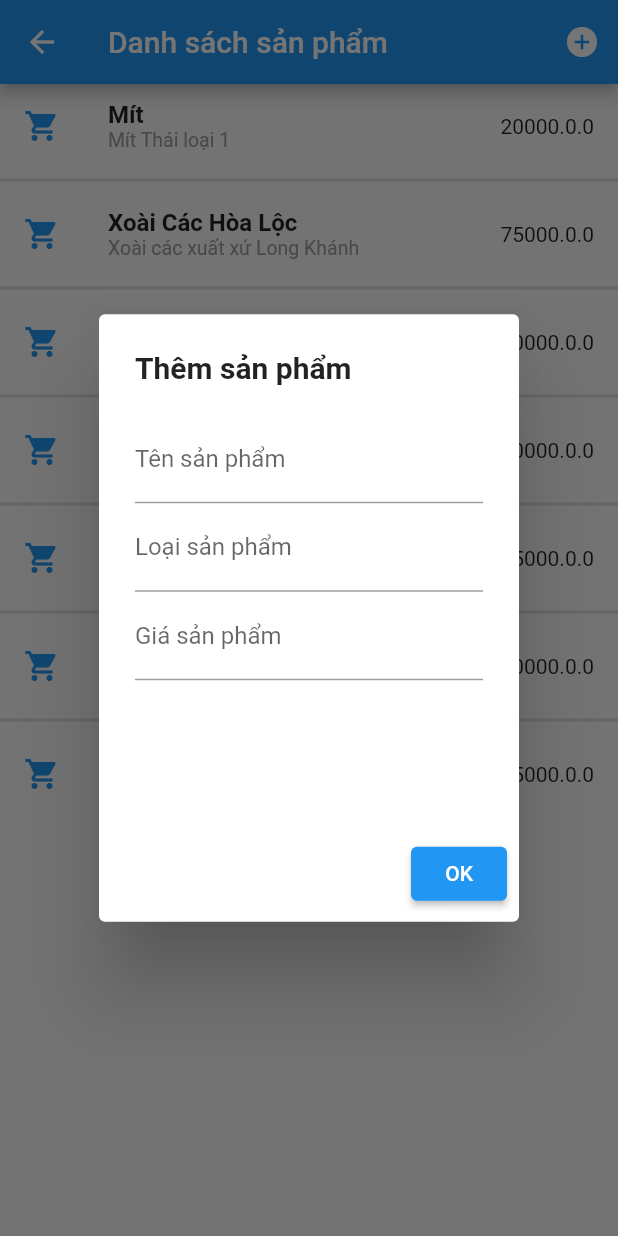
After one commit to tamnguyen662001/untitled, a Flutter app: the ListProduct screen opened directly, after a tap on the "add circle" icon, on a phone screen of 412 x 824 dp. The commit adds this screen. Run offline on Flutter 3.47's test engine with Material 2 defaults, Android fonts, the phone set to English and light mode, and no system bars; drawn by our look-alikes of flutter_slidable.

Commit message:
bổ sung bài tập provider có xử lí tác vụ cho các button

```diff
--- a/lib/fruit.dart
+++ b/lib/fruit.dart
@@ -8,6 +8,7 @@ final allFruit = [
       gia: 1200,
       url:
       'https://encrypted-tbn0.gstatic.com/images?q=tbn:ANd9GcSVvXnn2zWO2Q6MkJv-RPBTQJCaVW0rdUY3CVh3eP1hSnkDOP6uVd0sQLle9GIBYJPLb4I&usqp=CAU'),
+
   Fruit(
       ten: "Chanh",
       gia: 1500,
--- a/lib/main.dart
+++ b/lib/main.dart
@@ -11,7 +11,8 @@ class MyApp extends StatelessWidget {
     return MaterialApp(
       home: Scaffold(
         appBar: AppBar(
-          title: Text('Album Photo'),
+          title: Text('Bài Tập Flutter _ Lập trình Android'),
+          centerTitle: true,
         ),
         body: homepage(),
       ),
--- a/lib/provider/myapp_provider.dart
+++ b/lib/provider/myapp_provider.dart
@@ -1,20 +1,25 @@
-import 'package:flutter/material.dart';
-import 'package:provider/provider.dart';
-import 'package:untitled/provider/counter_page.dart';
-import 'counter_provider.dart';
-
-class myapp_provider extends StatelessWidget {
-  const myapp_provider({Key? key}) : super(key: key);
-
-  @override
-  Widget build(BuildContext context) {
-    return ChangeNotifierProvider(
-        create: (context) => Counter_provider(),
-        child: const MaterialApp(
-          title: "Provider",
-          home: const counter_page(),
-        ),
-        );
-    // tra ve mot cai changnotifie provider, co pt create
-  }
-}
+// import 'package:flutter/material.dart';
+// import 'package:provider/provider.dart';
+// import 'package:untitled/provider/counter_page.dart';
+// import 'package:untitled/provider/slidable.dart';
+// import 'counter_provider.dart';
+// import 'slidable_provider.dart';
+// import 'slidable.dart';
+//
+// class myapp_provider extends StatelessWidget {
+//   const myapp_provider({Key? key}) : super(key: key);
+//
+//   @override
+//   Widget build(BuildContext context) {
+//     return ChangeNotifierProvider(
+//         // create: (context) => Counter_provider(),
+//       create: (context) => slidabe_provider(),
+//         child: const MaterialApp(
+//           title: "Provider",
+//           // home: const counter_page(),
+//           home: slidable(),
+//         ),
+//         );
+//     // tra ve mot cai changnotifie provider, co pt create
+//   }
+// }
--- /dev/null
+++ b/lib/provider/product_2.dart
@@ -0,0 +1,11 @@
+class product{
+  String? ten, loai;
+  double? gia;
+
+  product({this.ten, this.loai, this.gia});
+
+}
+
+List<String> t = ["Mít","Xoài Các Hòa Lộc","Sầu riêng Ri6","Bưởi da xanh","Cam sành","Thanh long","Mẳng cầu"];
+List<String> l = ["Mít Thái loại 1", "Xoài các xuất xứ Long Khánh", "Sầu riêng xuất xứ Khánh Sơn", "Bưởi xuất xứ Tiền Giang","Cam sành Tiền Giang loại 1","Thanh long giải cứu Phan Thiết","Mẵng cầu xuất xứ Khánh Vĩnh"];
+List<double> g = [20000,75000,80000,40000,25000,10000,35000];
--- /dev/null
+++ b/lib/provider/product_page_2.dart
@@ -0,0 +1,92 @@
+
+
+import 'package:flutter/material.dart';
+import 'package:flutter_slidable/flutter_slidable.dart';
+import 'package:provider/provider.dart';
+import 'package:untitled/provider/product_provider_2.dart';
+
+class ListProduct extends StatelessWidget {
+  ListProduct({Key? key}) : super(key: key);
+
+  @override
+  Widget build(BuildContext context) {
+    return ChangeNotifierProvider(
+      create: (context) => ListSP(),
+      child: Consumer<ListSP>(
+        builder: (context, List, child) => Scaffold(
+          appBar: AppBar(
+            title: Text("Danh sách sản phẩm"),
+            actions: <Widget>[
+              IconButton(
+                icon: Icon(
+                  Icons.add_circle,
+                  color: Colors.white,
+                ),
+                onPressed: () {
+                  List.themDialog(context);
+                },
+              )
+            ],
+          ),
+          body: ListView.separated(
+            itemCount: List.size,
+            itemBuilder: (context,i){
+              return (
+                  Slidable(
+                    // Specify a key if the Slidable is dismissible.
+                      key: const ValueKey(0),
+                      endActionPane: ActionPane(
+                        motion: ScrollMotion(),
+                        children: [
+                          SlidableAction(
+                            onPressed: (context) => List.xoaDialog(context, i),
+                            backgroundColor: Colors.red,
+                            foregroundColor: Colors.white,
+                            icon: Icons.restore_from_trash,
+                            label: 'Xóa',
+                          ),
+                          SlidableAction(
+                            onPressed: (context) => List.suaDialog(context, i),
+                            backgroundColor: Colors.green,
+                            foregroundColor: Colors.white,
+                            icon: Icons.edit,
+                            label: 'Chỉnh sửa',
+                          ),
+                          SlidableAction(
+                            onPressed: (context) => List.hienThiDialong(context, i),
+                            backgroundColor: Colors.blue,
+                            foregroundColor: Colors.white,
+                            icon: Icons.remove_red_eye_outlined,
+                            label: 'xem',
+                          ),
+                        ],
+                      ),
+                      child: ListTile(
+                        leading: Icon(Icons.shopping_cart,color: Colors.blue,),
+                        title: Column(
+                          crossAxisAlignment: CrossAxisAlignment.start,
+                          children: [
+                            Text(
+                                List.getTen(i)!,
+                                style: TextStyle(fontWeight: FontWeight.bold)),
+                            Text(
+                              List.getLoai(i)!,
+                              style: TextStyle(
+                                color: Colors.grey,
+                                fontSize: 13,
+                              ),
+                            ),
+                          ],
+                        ),
+                        trailing: Text(List.getGia(i)!+".0"),
+                      )
+                  )
+              );
+            }, separatorBuilder: (BuildContext context, int index) => Divider(thickness: 2,),
+          ),
+        ),
+      ),
+    );
+  }
+
+}
--- /dev/null
+++ b/lib/provider/product_provider_2.dart
@@ -0,0 +1,233 @@
+//import 'package:baitap/provider%20DSSP/SP_model.dart';
+
+import 'package:flutter/foundation.dart';
+import 'package:flutter/material.dart';
+import 'package:untitled/provider/product_2.dart';
+
+class ListSP extends ChangeNotifier{
+
+  List<product> _listProduct = List.generate(t.length, (i) {
+    product s = new product();
+    s.ten = t[i];
+    s.loai = l[i];
+    s.gia = g[i];
+    return s;
+  },);
+
+  int get size => _listProduct.length;
+  bool hienthi = false;
+
+  String? getTen(int i) => _listProduct[i].ten;
+  String? getLoai(int i) => _listProduct[i].loai;
+  String? getGia(int i) => _listProduct[i].gia.toString();
+
+  void Xoa(int i){
+    _listProduct.removeAt(i);
+    notifyListeners();
+  }
+
+  void Them(BuildContext context,product m){
+    _listProduct.add(m);
+    Navigator.of(context).pop();
+    notifyListeners();
+  }
+
+  void sua(BuildContext context,int i, product s) {
+    _listProduct[i].ten = s.ten;
+    _listProduct[i].gia = s.gia;
+    _listProduct[i].loai = s.loai;
+    Navigator.of(context).pop();
+    notifyListeners();
+  }
+
+  Future themDialog(BuildContext context) {
+    GlobalKey<FormState> formState = GlobalKey<FormState>();
+    product m = product();
+    return showDialog(
+        context: context,
+        builder: (context) => AlertDialog(
+          title: Text("Thêm sản phẩm",style: TextStyle(fontWeight: FontWeight.bold)),
+          content: Form(
+            key: formState,
+            autovalidateMode: AutovalidateMode.disabled,
+            child: Container(
+              height: 250,
+              child: Column(
+                children: [
+                  TextFormField(
+                    onSaved: (newValue) => m.ten = newValue,
+                    validator: (value) => validateString(value),
+                    decoration: const InputDecoration(
+                        labelText: "Tên sản phẩm"
+                    ),
+                  ),
+                  TextFormField(
+                    onSaved: (newValue) => m.loai = newValue,
+                    validator: (value) => validateString(value),
+                    decoration: const InputDecoration(
+                        labelText: "Loại sản phẩm"
+                    ),
+                  ),
+                  TextFormField(
+                    keyboardType: TextInputType.number,
+                    onSaved: (newValue) => m.gia = double.parse(newValue!),
+                    validator: (value) => validateGia(value),
+                    decoration: const InputDecoration(
+                        labelText: "Giá sản phẩm"
+                    ),
+                  ),
+                ],
+              ),
+            ),
+          ),
+          actions: [
+            ElevatedButton(
+                onPressed: () {
+                  if(formState.currentState!.validate()){
+                    formState.currentState!.save();
+                    Them(context,m);
+                  }
+                },
+                child: Text("OK"),
+                style: ElevatedButton.styleFrom(
+                  onPrimary: Colors.white,
+                  primary: Colors.blue,
+                )
+            )
+          ],
+        )
+    );
+  }
+
+  Future hienThiDialong(BuildContext context,int i) {
+    return showDialog(
+        context: context,
+        builder: (context) => AlertDialog(
+          title: Text("Chi tiết sản phẩm", style: TextStyle(fontWeight: FontWeight.bold)),
+          content: Container(
+            height: 100,
+            child: Column(
+              crossAxisAlignment: CrossAxisAlignment.start,
+              mainAxisSize: MainAxisSize.min,
+              children: [
+                Text("Tên sản phẩm: ${_listProduct[i].ten}"),
+                Text("Loại sản phẩm: ${_listProduct[i].loai}"),
+                Text("Giá: ${_listProduct[i].gia}đ"),
+              ],
+            ),
+          ),
+          actions: [
+            ElevatedButton(
+                onPressed: () => Navigator.of(context).pop(),
+                child: Text("OK"),
+                style: ElevatedButton.styleFrom(
+                  onPrimary: Colors.white,
+                  primary: Colors.blue,
+                )
+            )
+          ],
+        )
+    );
+  }
+
+  Future suaDialog(BuildContext context, int i) {
+    GlobalKey<FormState> formState = GlobalKey<FormState>();
+    product m = product();
+    return showDialog(
+        context: context,
+        builder: (context)=>AlertDialog(
+          title: Text("Thêm"),
+          content: Form(
+            key: formState,
+            autovalidateMode: AutovalidateMode.disabled,
+            child: Container(
+              height: 250,
+              child: Column(
+                children: [
+                  TextFormField(
+                    initialValue: _listProduct[i].ten,
+                    onSaved: (newValue) => m.ten = newValue,
+                    validator: (value) => validateString(value),
+                    decoration: InputDecoration(
+                        labelText: "Tên mặt hàng"
+                    ),
+                  ),
+                  TextFormField(
+                    initialValue: _listProduct[i].loai,
+                    onSaved: (newValue) => m.loai = newValue,
+                    validator: (value) => validateString(value),
+                    decoration: InputDecoration(
+                        labelText: "Loại"
+                    ),
+                  ),
+                  TextFormField(
+                    initialValue: _listProduct[i].gia.toString(),
+                    keyboardType: TextInputType.number,
+                    onSaved: (newValue) => m.gia = double.parse(newValue!),
+                    validator: (value) => validateGia(value),
+                    decoration: InputDecoration(
+                        labelText: "Giá"
+                    ),
+                  ),
+                ],
+              ),
+            ),
+          ),
+          actions: [
+            TextButton(
+                onPressed: () {
+                  if(formState.currentState!.validate()){
+                    formState.currentState!.save();
+                    sua(context,i,m);
+                  }
+                },
+                child: Text("OK"),
+                style: ElevatedButton.styleFrom(
+                  onPrimary: Colors.white,
+                  primary: Colors.blue,
+                )
+            )
+          ],
+        )
+    );
+  }
+
+  Future xoaDialog(BuildContext context, int i) {
+    return showDialog(
+        context: context,
+        builder: (context) => AlertDialog(
+          title: Text("Bạn có chắc chắn muốn xóa?",style: TextStyle(fontSize: 16,fontWeight: FontWeight.bold),),
+          content: Row(
+            mainAxisAlignment: MainAxisAlignment.spaceBetween,
+            children: [
+              ElevatedButton(onPressed: (){
+                Xoa(i);
+                Navigator.of(context).pop();
+              }, child: Text("Yes")),
+              ElevatedButton(
+                child: Text("No"),
+                style: ElevatedButton.styleFrom(
+                  onPrimary: Colors.white,
+                  primary: Colors.red,
+                  onSurface: Colors.red,
+                ),
+                onPressed: () => Navigator.of(context).pop(),
+              )
+            ],
+          ),
+        )
+    );
+  }
+
+  validateString(String? value) {
+    return value == null || value.isEmpty ? "Bạn chưa nhập dữ liệu" : null;
+  }
+
+  validateGia(String? value) {
+    if(value == null || value.isEmpty)
+      return "Bạn chưa nhập giá";
+    else
+      return int.parse(value)<0 ? "Giá không được phép bé hơn 0" : null;
+  }
+
+}
--- /dev/null
+++ b/lib/provider/slidable_provider.dart
@@ -0,0 +1,6 @@
+import 'package:flutter/foundation.dart';
+
+class slidabe_provider extends ChangeNotifier{
+  // định nghĩa trạng thái của mình , cái mà hiển thị lên giao diện
+
+}
```
Also changed, not shown: lib/home.dart (+14 -12 lines), lib/provider/details.dart (added, +56 -0 lines), lib/provider/slidable.dart (+105 -0 lines).
